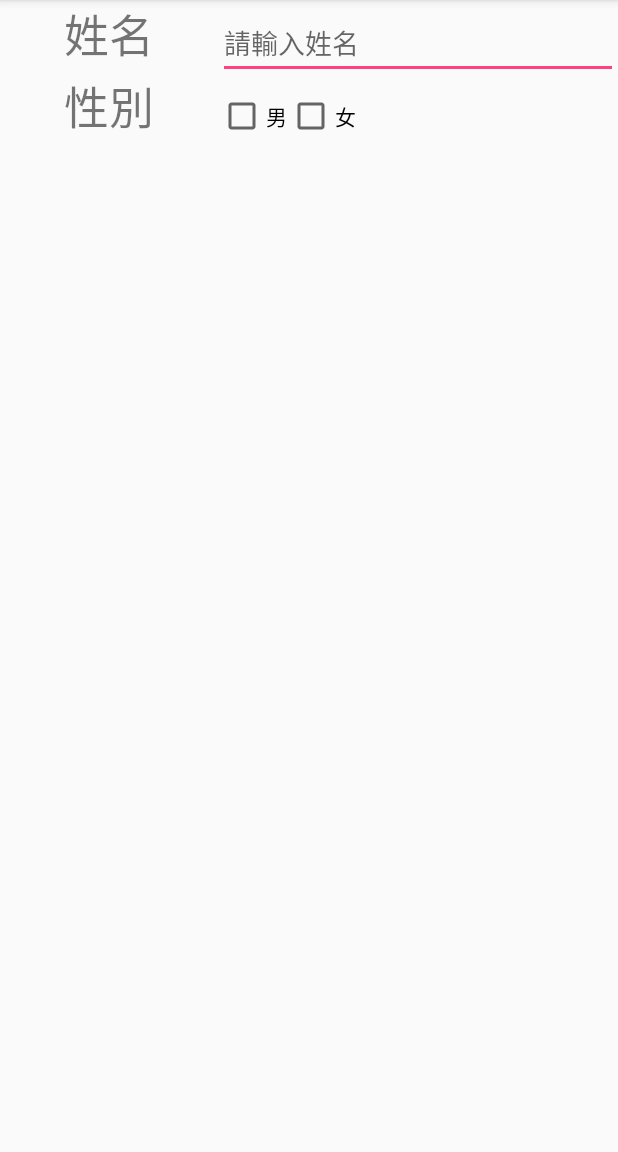
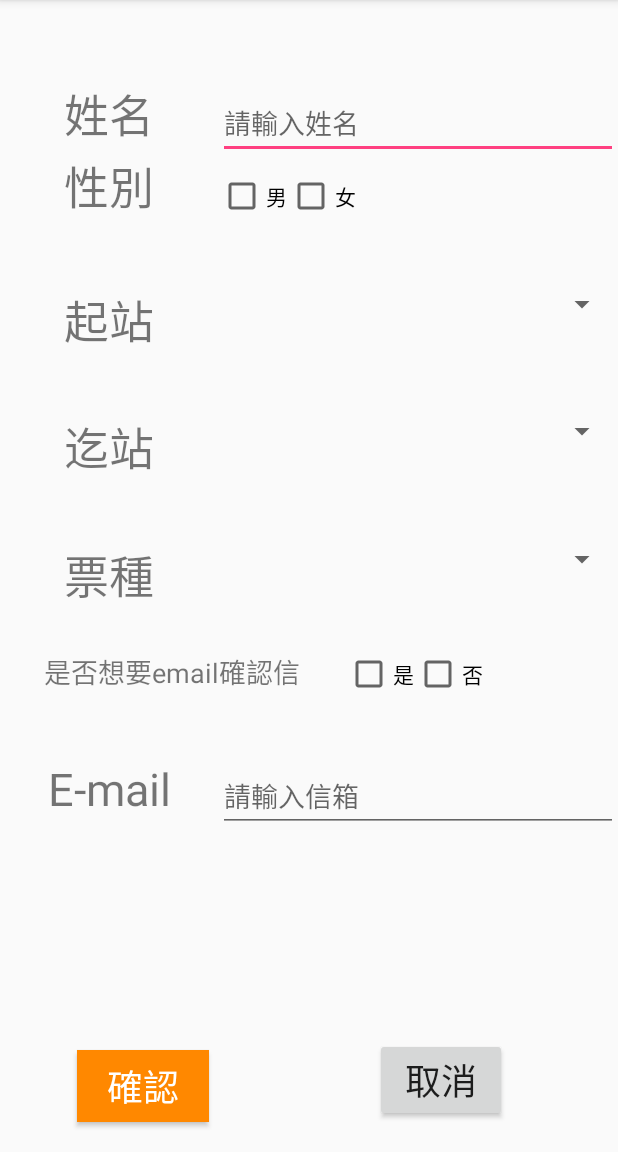
Before and after one commit to miyuiki/Android-HW5, an Android app: the screen it shows after launch (MainActivity), on a phone screen of 412 x 824 dp, the part 84-1236 px from its top. Run offline under Robolectric (Android 15) with nearby library versions, the phone set to English and light mode, and no system bars.

Commit message:
0321 commited from ubuntu note

```diff
--- a/app/src/main/res/layout/activity_main.xml
+++ b/app/src/main/res/layout/activity_main.xml
@@ -8,8 +8,14 @@
 
     <LinearLayout
         android:layout_width="match_parent"
-        android:layout_height="match_parent"
-        android:orientation="vertical">
+        android:layout_height="wrap_content"
+        android:orientation="vertical"
+        android:weightSum="1"
+        android:layout_marginTop="53dp"
+        android:layout_alignParentTop="true"
+        android:layout_alignParentLeft="true"
+        android:layout_alignParentStart="true"
+        android:id="@+id/linearLayout2">
 
         <LinearLayout
             android:layout_width="match_parent"
@@ -62,4 +68,174 @@
         </LinearLayout>
 
     </LinearLayout>
+
+    <LinearLayout
+        android:layout_width="match_parent"
+        android:layout_height="wrap_content"
+        android:orientation="horizontal"
+        android:layout_marginTop="44dp"
+        android:layout_below="@+id/linearLayout2"
+        android:layout_alignParentLeft="true"
+        android:layout_alignParentStart="true"
+        android:id="@+id/linearLayout3">
+
+        <TextView
+            android:id="@+id/textView"
+            android:layout_width="145dp"
+            android:layout_height="wrap_content"
+            android:text="起站"
+            android:textAlignment="center"
+            android:textSize="30sp" />
+
+        <Spinner
+            android:id="@+id/spinner"
+            android:layout_width="match_parent"
+            android:layout_height="wrap_content"
+            android:layout_weight="1" />
+
+    </LinearLayout>
+
+    <LinearLayout
+        android:layout_width="match_parent"
+        android:layout_height="wrap_content"
+        android:layout_marginTop="39dp"
+        android:orientation="horizontal"
+        android:layout_below="@+id/linearLayout3"
+        android:layout_alignParentLeft="true"
+        android:layout_alignParentStart="true"
+        android:id="@+id/linearLayout5">
+
+        <TextView
+            android:id="@+id/textView"
+            android:layout_width="145dp"
+            android:layout_height="wrap_content"
+            android:text="迄站"
+            android:textAlignment="center"
+            android:textSize="30sp" />
+
+        <Spinner
+            android:id="@+id/spinner"
+            android:layout_width="match_parent"
+            android:layout_height="wrap_content"
+            android:layout_weight="1" />
+
+    </LinearLayout>
+
+    <LinearLayout
+        android:layout_width="match_parent"
+        android:layout_height="wrap_content"
+        android:layout_marginTop="40dp"
+        android:orientation="horizontal"
+        android:layout_below="@+id/linearLayout5"
+        android:layout_alignParentLeft="true"
+        android:layout_alignParentStart="true"
+        android:id="@+id/linearLayout6">
+
+        <TextView
+            android:id="@+id/textView"
+            android:layout_width="145dp"
+            android:layout_height="wrap_content"
+            android:text="票種"
+            android:textAlignment="center"
+            android:textSize="30sp" />
+
+        <Spinner
+            android:id="@+id/spinner"
+            android:layout_width="match_parent"
+            android:layout_height="wrap_content"
+            android:layout_weight="1" />
+
+    </LinearLayout>
+
+    <LinearLayout
+        android:layout_width="match_parent"
+        android:layout_height="wrap_content"
+        android:orientation="horizontal"
+        android:layout_below="@+id/linearLayout6"
+        android:layout_alignParentLeft="true"
+        android:layout_alignParentStart="true"
+        android:layout_marginTop="27dp"
+        android:weightSum="1"
+        android:id="@+id/linearLayout7">
+
+        <TextView
+            android:id="@+id/textView"
+            android:layout_width="wrap_content"
+            android:layout_height="wrap_content"
+            android:text="是否想要email確認信"
+            android:textAlignment="center"
+            android:textSize="18sp"
+            android:layout_weight="0.40" />
+
+        <CheckBox
+            android:id="@+id/checkBox"
+            android:layout_width="wrap_content"
+            android:layout_height="wrap_content"
+            android:text="是" />
+
+        <CheckBox
+            android:id="@+id/checkBox3"
+            android:layout_width="wrap_content"
+            android:layout_height="wrap_content"
+            android:layout_weight="0.40"
+            android:text="否" />
+
+    </LinearLayout>
+
+    <LinearLayout
+        android:layout_width="match_parent"
+        android:layout_height="wrap_content"
+        android:layout_weight="0.40"
+        android:orientation="horizontal"
+        android:layout_below="@+id/linearLayout7"
+        android:layout_alignParentLeft="true"
+        android:layout_alignParentStart="true"
+        android:layout_marginTop="40dp">
+
+        <TextView
+            android:id="@+id/textView"
+            android:layout_width="145dp"
+            android:layout_height="wrap_content"
+            android:text="E-mail"
+            android:textAlignment="center"
+            android:textSize="30sp" />
+
+        <EditText
+            android:id="@+id/editText"
+            android:layout_width="wrap_content"
+            android:layout_height="wrap_content"
+            android:layout_weight="1"
+            android:ems="10"
+            android:hint="請輸入信箱"
+            android:inputType="textPersonName" />
+    </LinearLayout>
+
+    <Button
+        android:id="@+id/button"
+        android:layout_width="wrap_content"
+        android:layout_height="wrap_content"
+        android:layout_alignParentBottom="true"
+        android:layout_alignParentLeft="true"
+        android:layout_alignParentStart="true"
+        android:layout_marginBottom="20dp"
+        android:layout_marginLeft="51dp"
+        android:layout_marginStart="51dp"
+        android:background="@android:color/holo_orange_dark"
+        android:elevation="0dp"
+        android:text="確認"
+        android:textColor="@android:color/background_light"
+        android:textSize="24sp" />
+
+    <Button
+        android:id="@+id/button2"
+        android:layout_width="wrap_content"
+        android:layout_height="wrap_content"
+        android:layout_alignBottom="@+id/button"
+        android:layout_alignParentEnd="true"
+        android:layout_alignParentRight="true"
+        android:layout_marginEnd="74dp"
+        android:layout_marginRight="74dp"
+        android:text="取消"
+        android:textSize="24sp" />
+
 </RelativeLayout>
```
